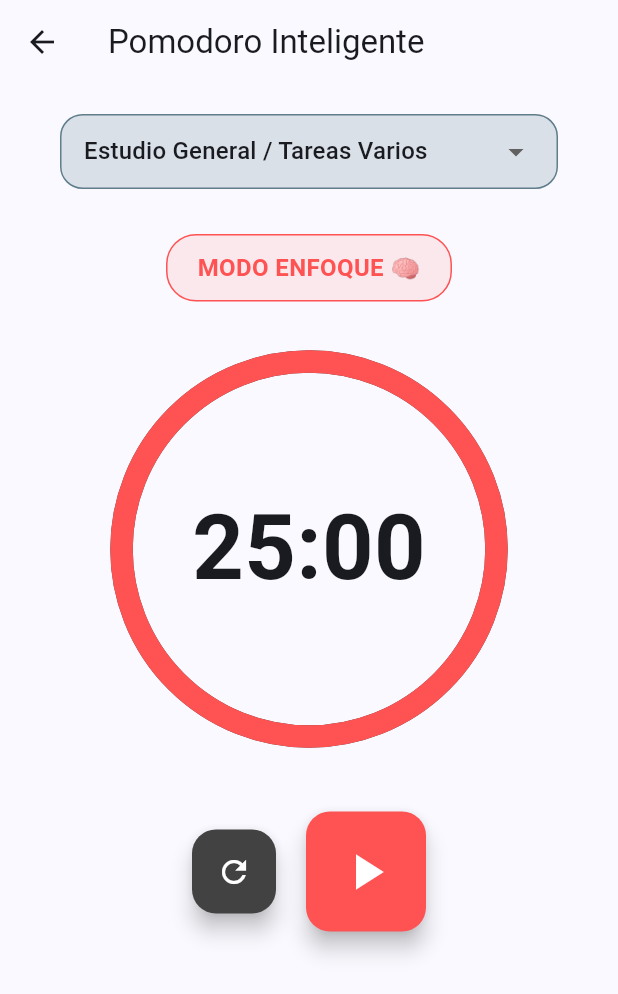
After one commit to EJK-S/Aplicacion_StudyFlow, a Flutter app: the ToolsScreen screen opened directly, after a tap on "Reloj Pomodoro", on a phone screen of 412 x 824 dp. The commit adds this screen. Shown: the top 994 px of the screen. Run offline on Flutter 3.47's test engine with Material 3 defaults, Android fonts, the phone set to English and light mode, and no system bars; our stand-ins replace file_picker, flutter_form_builder, flutter_riverpod, hive, hive_flutter, pdf and 2 more; missing offline and left inert: metadata_fetch; accounts and stored records are empty; network calls fail.

Commit message:
Mejora: Pomodoro inteligente

```diff
--- a/lib/data/models/models.dart
+++ b/lib/data/models/models.dart
@@ -122,3 +122,23 @@ class ClassSession {
     };
   }
 }
+
+@HiveType(typeId: 4)
+class StudySession extends HiveObject {
+  @HiveField(0)
+  late int courseId; // ID del curso estudiado (-1 si es estudio general)
+
+  @HiveField(1)
+  late DateTime date; // Cuándo ocurrió
+
+  @HiveField(2)
+  late int durationMinutes; // Cuánto duró (ej: 25)
+
+  Map<String, dynamic> toJson() {
+    return {
+      'courseId': courseId,
+      'date': date.toIso8601String(),
+      'durationMinutes': durationMinutes,
+    };
+  }
+}
--- /dev/null
+++ b/lib/features/courses/screens/pomodoro_screen.dart
@@ -0,0 +1,286 @@
+import 'dart:async';
+import 'package:flutter/material.dart';
+import 'package:flutter/services.dart';
+import 'package:hive_flutter/hive_flutter.dart';
+import '../../../../data/local/hive_data_service.dart';
+import '../../../../data/models/models.dart';
+
+class PomodoroScreen extends StatefulWidget {
+  const PomodoroScreen({super.key});
+
+  @override
+  State<PomodoroScreen> createState() => _PomodoroScreenState();
+}
+
+class _PomodoroScreenState extends State<PomodoroScreen> {
+  // CONFIGURACIÓN (En segundos)
+  // static const int focusTime = 5; // ⚡ MODO PRUEBA RÁPIDA (Descomentar para probar)
+  static const int focusTime = 25 * 60;
+  static const int breakTime = 5 * 60;
+
+  int timeLeft = focusTime;
+  bool isRunning = false;
+  bool isFocusMode = true;
+  Timer? _timer;
+
+  // 👇 NUEVO: SELECCIÓN DE CURSO
+  int? selectedCourseId; // Null = General / Sin Asignar
+
+  Color get currentColor => isFocusMode ? Colors.redAccent : Colors.green;
+  String get currentModeText =>
+      isFocusMode ? "MODO ENFOQUE 🧠" : "MODO DESCANSO ☕";
+
+  @override
+  void dispose() {
+    _timer?.cancel();
+    super.dispose();
+  }
+
+  void _toggleTimer() {
+    if (isRunning) {
+      _stopTimer();
+    } else {
+      _startTimer();
+    }
+  }
+
+  void _startTimer() {
+    setState(() => isRunning = true);
+    _timer = Timer.periodic(const Duration(seconds: 1), (timer) {
+      if (timeLeft > 0) {
+        setState(() => timeLeft--);
+      } else {
+        _finishSession();
+      }
+    });
+  }
+
+  void _stopTimer() {
+    _timer?.cancel();
+    setState(() => isRunning = false);
+  }
+
+  void _resetTimer() {
+    _stopTimer();
+    setState(() {
+      timeLeft = isFocusMode ? focusTime : breakTime;
+    });
+  }
+
+  // 👇 LÓGICA DE GUARDADO MEJORADA
+  Future<void> _finishSession() async {
+    _stopTimer();
+    HapticFeedback.heavyImpact();
+
+    // SI TERMINAMOS UN POMODORO DE ESTUDIO, GUARDAMOS LOS DATOS
+    if (isFocusMode) {
+      final session = StudySession()
+        ..courseId = selectedCourseId ?? -1 // -1 significa "General"
+        ..date = DateTime.now()
+        ..durationMinutes =
+            (focusTime / 60).round(); // Guardamos 25 min (o lo que configures)
+
+      await HiveDataService().saveStudySession(session);
+    }
+
+    if (!mounted) return;
+
+    showDialog(
+      context: context,
+      barrierDismissible: false,
+      builder: (ctx) => AlertDialog(
+        title: Text(
+            isFocusMode ? "¡Sesión Completada! 🎉" : "¡Descanso Terminado! 🚀"),
+        content: Column(
+          mainAxisSize: MainAxisSize.min,
+          children: [
+            Text(isFocusMode
+                ? "Has sumado 25 minutos a tu historial."
+                : "Es hora de volver a concentrarse."),
+            if (isFocusMode && selectedCourseId != null)
+              const Padding(
+                padding: EdgeInsets.only(top: 10.0),
+                child: Text("Datos guardados correctamente ✅",
+                    style: TextStyle(fontSize: 12, color: Colors.green)),
+              )
+          ],
+        ),
+        actions: [
+          TextButton(
+            onPressed: () {
+              Navigator.pop(ctx);
+              _switchMode();
+            },
+            child: const Text("CONTINUAR"),
+          )
+        ],
+      ),
+    );
+  }
+
+  void _switchMode() {
+    setState(() {
+      isFocusMode = !isFocusMode;
+      timeLeft = isFocusMode ? focusTime : breakTime;
+    });
+  }
+
+  String _formatTime() {
+    final minutes = (timeLeft / 60).floor().toString().padLeft(2, '0');
+    final seconds = (timeLeft % 60).toString().padLeft(2, '0');
+    return "$minutes:$seconds";
+  }
+
+  @override
+  Widget build(BuildContext context) {
+    final totalTime = isFocusMode ? focusTime : breakTime;
+    final progress = timeLeft / totalTime;
+
+    return Scaffold(
+      appBar: AppBar(title: const Text("Pomodoro Inteligente")),
+      body: SingleChildScrollView(
+        child: Column(
+          children: [
+            const SizedBox(height: 20),
+
+            // 👇 WIDGET SELECTOR DE CURSO
+            // Solo se muestra si estamos en modo ENFOQUE y el reloj está PAUSADO (para no cambiar a mitad)
+            if (isFocusMode)
+              Padding(
+                padding: const EdgeInsets.symmetric(horizontal: 40),
+                child: ValueListenableBuilder(
+                  valueListenable:
+                      Hive.box<Course>(HiveDataService.boxCourses).listenable(),
+                  builder: (context, Box<Course> box, _) {
+                    // 👇 LÓGICA CORREGIDA 👇
+                    // 1. Buscamos el ID del semestre activo de forma segura
+                    int activeSemesterId = -1;
+                    try {
+                      final semesterBox =
+                          Hive.box<Semester>(HiveDataService.boxSemesters);
+                      final activeSemester =
+                          semesterBox.values.firstWhere((s) => s.isCurrent);
+                      activeSemesterId = activeSemester.key as int;
+                    } catch (_) {
+                      // Si no hay semestre activo o falla, el ID se queda en -1
+                    }
+
+                    // 2. Filtramos usando ese ID
+                    final courses = box.values
+                        .where((c) => c.semesterId == activeSemesterId)
+                        .toList();
+                    // 👆 FIN DE LA CORRECCIÓN 👆
+
+                    return Container(
+                      padding: const EdgeInsets.symmetric(horizontal: 15),
+                      decoration: BoxDecoration(
+                          // ignore: deprecated_member_use
+                          color: Colors.blueGrey.withOpacity(0.2),
+                          borderRadius: BorderRadius.circular(15),
+                          border: Border.all(color: Colors.blueGrey)),
+                      child: DropdownButtonHideUnderline(
+                        child: DropdownButton<int>(
+                          value: selectedCourseId,
+                          hint: const Text("¿Qué vas a estudiar? 📚"),
+                          isExpanded: true,
+                          dropdownColor:
+                              Colors.grey.shade900, // Color oscuro para el menú
+                          items: [
+                            const DropdownMenuItem(
+                                value: null,
+                                child: Text("Estudio General / Tareas Varios")),
+                            ...courses.map((c) => DropdownMenuItem(
+                                  value: c.key as int,
+                                  child: Text(c.name,
+                                      style: const TextStyle(
+                                          fontWeight: FontWeight.bold)),
+                                ))
+                          ],
+                          onChanged: isRunning
+                              ? null
+                              : (v) => setState(() => selectedCourseId = v),
+                        ),
+                      ),
+                    );
+                  },
+                ),
+              ),
+
+            const SizedBox(height: 30),
+
+            // ETIQUETA DEL MODO
+            Container(
+              padding: const EdgeInsets.symmetric(horizontal: 20, vertical: 10),
+              decoration: BoxDecoration(
+                  // ignore: deprecated_member_use
+                  color: currentColor.withOpacity(0.1),
+                  borderRadius: BorderRadius.circular(20),
+                  border: Border.all(color: currentColor)),
+              child: Text(currentModeText,
+                  style: TextStyle(
+                      fontSize: 16,
+                      fontWeight: FontWeight.bold,
+                      color: currentColor)),
+            ),
+
+            const SizedBox(height: 40),
+
+            // RELOJ
+            Stack(
+              alignment: Alignment.center,
+              children: [
+                SizedBox(
+                  width: 250,
+                  height: 250,
+                  child: CircularProgressIndicator(
+                      value: 1.0, strokeWidth: 15, color: Colors.grey.shade800),
+                ),
+                SizedBox(
+                  width: 250,
+                  height: 250,
+                  child: CircularProgressIndicator(
+                      value: progress,
+                      strokeWidth: 15,
+                      color: currentColor,
+                      strokeCap: StrokeCap.round),
+                ),
+                Text(_formatTime(),
+                    style: const TextStyle(
+                        fontSize: 60,
+                        fontWeight: FontWeight.bold,
+                        fontFeatures: [FontFeature.tabularFigures()])),
+              ],
+            ),
+
+            const SizedBox(height: 50),
+
+            // CONTROLES
+            Row(
+              mainAxisAlignment: MainAxisAlignment.center,
+              children: [
+                FloatingActionButton(
+                  heroTag: "reset",
+                  onPressed: _resetTimer,
+                  backgroundColor: Colors.grey.shade800,
+                  child: const Icon(Icons.refresh, color: Colors.white),
+                ),
+                const SizedBox(width: 20),
+                SizedBox(
+                  width: 80,
+                  height: 80,
+                  child: FloatingActionButton(
+                    heroTag: "play",
+                    onPressed: _toggleTimer,
+                    backgroundColor: currentColor,
+                    child: Icon(isRunning ? Icons.pause : Icons.play_arrow,
+                        size: 40, color: Colors.white),
+                  ),
+                ),
+              ],
+            ),
+          ],
+        ),
+      ),
+    );
+  }
+}
--- a/lib/features/courses/screens/tools_screen.dart
+++ b/lib/features/courses/screens/tools_screen.dart
@@ -1,7 +1,8 @@
 import 'package:flutter/material.dart';
-import 'package:flutter_studyflow/features/tools/screens/pdf_generator_screen.dart'; // Tu generador de PDF
+import 'package:flutter_studyflow/features/tools/screens/pdf_generator_screen.dart';
 import 'apa_generator_screen.dart';
-import 'laccei_tool_screen.dart'; // 👈 1. IMPORTANTE: Importamos la pantalla de LACCEI
+import 'laccei_tool_screen.dart';
+import 'pomodoro_screen.dart';
 
 class ToolsScreen extends StatelessWidget {
   const ToolsScreen({super.key});
@@ -59,6 +60,21 @@ class ToolsScreen extends StatelessWidget {
                   context,
                   MaterialPageRoute(
                       builder: (context) => const LacceiToolScreen()),
+                );
+              },
+            ),
+
+            // HERRAMIENTA 4: POMODORO (Ahora sí funcional)
+            _ToolCard(
+              icon: Icons.timer,
+              color: Colors.redAccent,
+              title: "Reloj Pomodoro",
+              description: "Técnica de estudio 25/5.",
+              onTap: () {
+                Navigator.push(
+                  context,
+                  MaterialPageRoute(
+                      builder: (context) => const PomodoroScreen()),
                 );
               },
             ),
```
Also changed, not shown: lib/data/local/hive_data_service.dart (+13 -0 lines), lib/data/models/models.g.dart.
